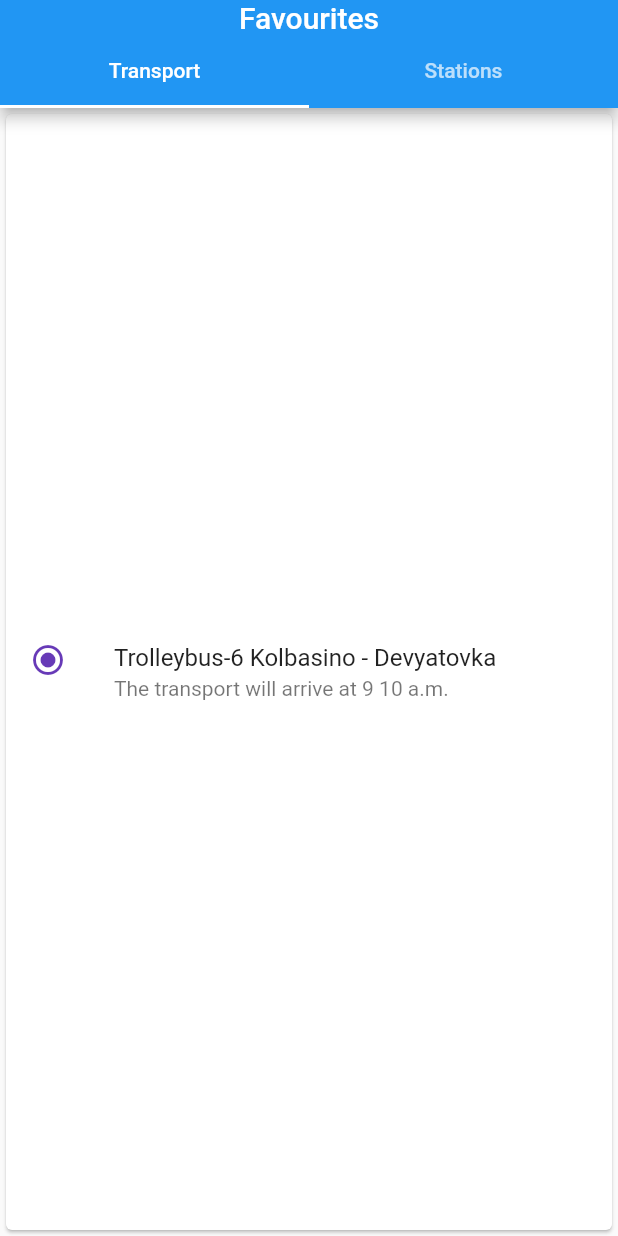
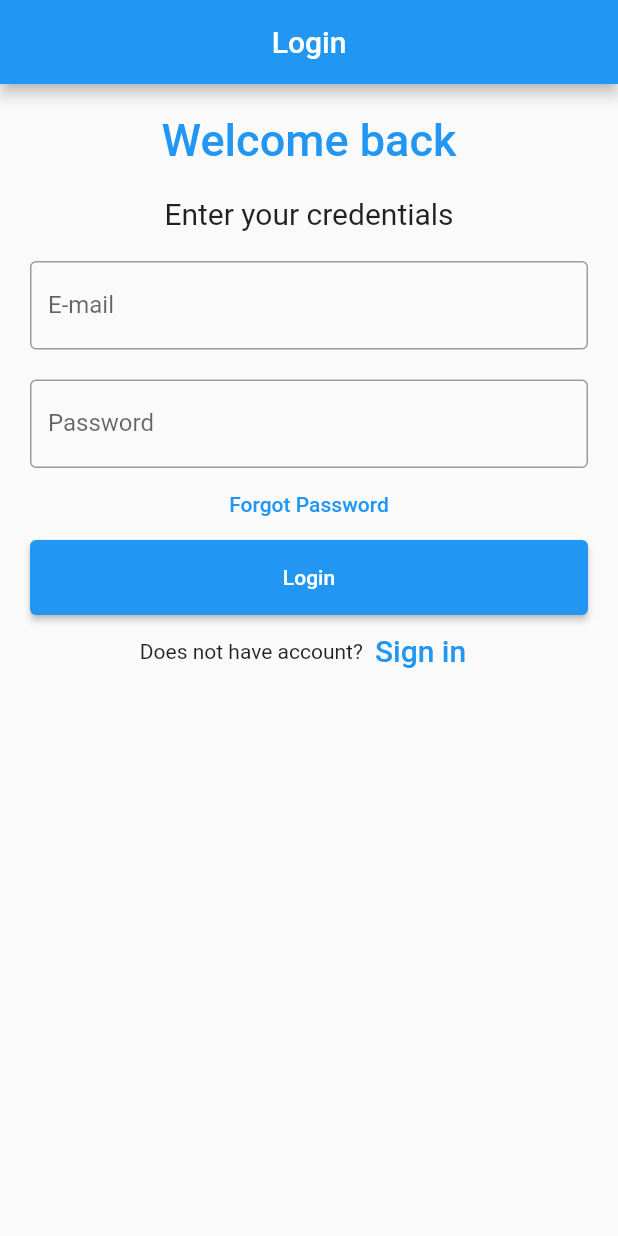
Before and after one commit to boyNextDoor331/mobile_app, a Flutter app: the screen it shows after launch, on a phone screen of 412 x 824 dp. Run offline on Flutter 3.47's test engine with Material 2 defaults, Android fonts, the light colour scheme and no system bars.

Commit message:
Login screen was added

```diff
--- /dev/null
+++ b/lib/log_in/login.dart
@@ -0,0 +1,112 @@
+
+
+import 'package:flutter/material.dart';
+class Login extends StatelessWidget {
+  const Login({Key? key}) : super(key: key);
+
+  static const String _title = 'Login';
+
+
+  @override
+  Widget build(BuildContext context) {
+    return MaterialApp(
+      title: _title,
+      home: Scaffold(
+        appBar: AppBar(title: const Text(_title), centerTitle: true,),
+        body: const MyStatefulWidget(),
+      ),
+    );
+  }
+}
+
+class MyStatefulWidget extends StatefulWidget {
+  const MyStatefulWidget({Key? key}) : super(key: key);
+
+  @override
+  State<MyStatefulWidget> createState() => _MyStatefulWidgetState();
+}
+
+class _MyStatefulWidgetState extends State<MyStatefulWidget> {
+  TextEditingController emailController = TextEditingController();
+  TextEditingController passwordController = TextEditingController();
+
+  @override
+  Widget build(BuildContext context) {
+    return Padding(
+        padding: const EdgeInsets.all(10),
+        child: ListView(
+          children: <Widget>[
+            Container(
+                alignment: Alignment.center,
+                padding: const EdgeInsets.all(10),
+                child: const Text(
+                  'Welcome back',
+                  style: TextStyle(
+                      color: Colors.blue,
+                      fontWeight: FontWeight.w500,
+                      fontSize: 30),
+                )),
+            Container(
+                alignment: Alignment.center,
+                padding: const EdgeInsets.all(10),
+                child: const Text(
+                  'Enter your credentials',
+                  style: TextStyle(fontSize: 20),
+                )),
+            Container(
+              padding: const EdgeInsets.all(10),
+              child: TextField(
+                controller: emailController,
+                decoration: const InputDecoration(
+                  border: OutlineInputBorder(),
+                  labelText: 'E-mail',
+                ),
+              ),
+            ),
+            Container(
+              padding: const EdgeInsets.fromLTRB(10, 10, 10, 0),
+              child: TextField(
+                obscureText: true,
+                controller: passwordController,
+                decoration: const InputDecoration(
+                  border: OutlineInputBorder(),
+                  labelText: 'Password',
+                ),
+              ),
+            ),
+            TextButton(
+              onPressed: () {
+                //forgot password screen
+              },
+              child: const Text('Forgot Password',),
+            ),
+            Container(
+                height: 50,
+                padding: const EdgeInsets.fromLTRB(10, 0, 10, 0),
+                child: ElevatedButton(
+                  child: const Text('Login'),
+                  onPressed: () {
+                    print(emailController.text);
+                    print(passwordController.text);
+                  },
+                )
+            ),
+            Row(
+              children: <Widget>[
+                const Text('Does not have account?'),
+                TextButton(
+                  child: const Text(
+                    'Sign in',
+                    style: TextStyle(fontSize: 20),
+                  ),
+                  onPressed: () {
+                    //signup screen
+                  },
+                )
+              ],
+              mainAxisAlignment: MainAxisAlignment.center,
+            ),
+          ],
+        ));
+  }
+}
--- a/lib/main.dart
+++ b/lib/main.dart
@@ -1,9 +1,10 @@
 import 'package:flutter/material.dart';
 import 'favourites/Transport.dart';
 import 'favourites/Stations.dart';
+import 'log_in/login.dart';
 
 void main() => runApp(MaterialApp(
-  home: HomePage(),
+  home: Login(),
 ));
 
 class HomePage extends StatelessWidget {
```
